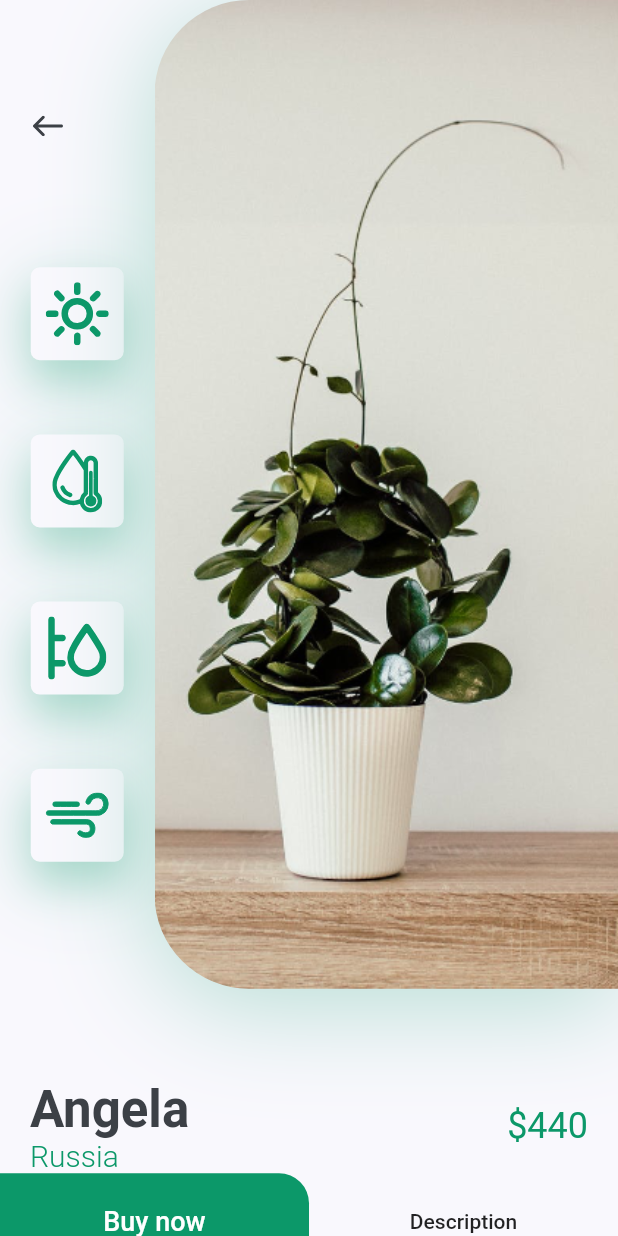
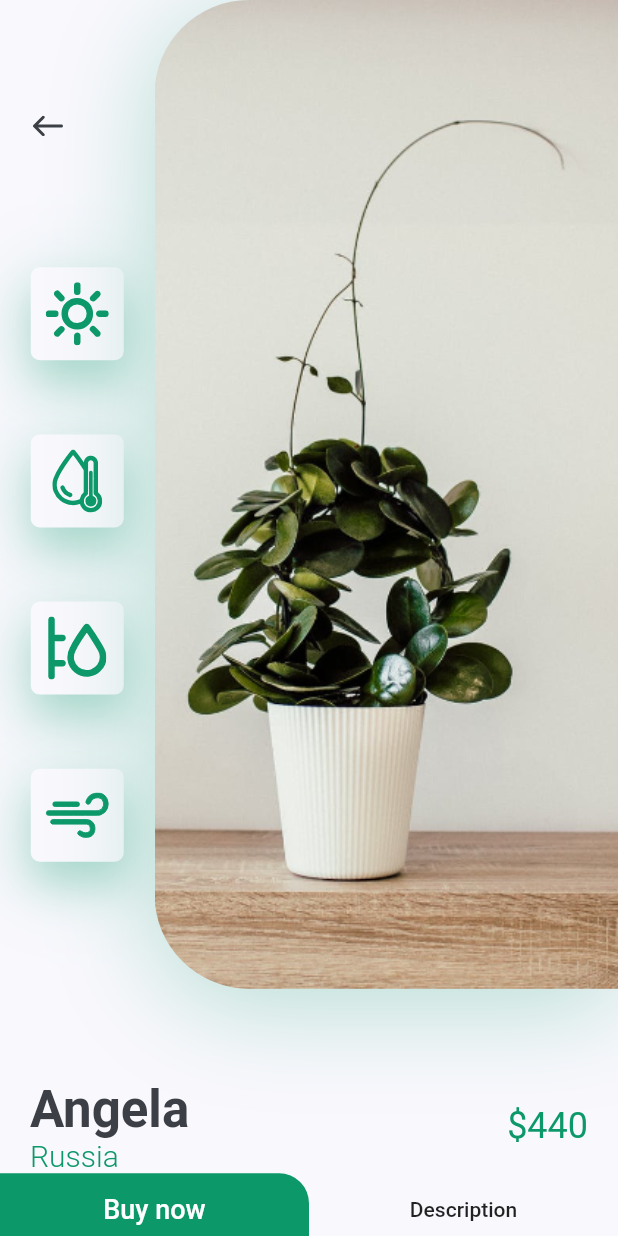
Before and after one commit to mkiziltay/Flutter-Plants-UI-UX, a Flutter app: the DetailsScreen screen opened directly, on a phone screen of 412 x 824 dp. Run offline on Flutter 3.47's test engine with Material 2 defaults, Android fonts, the light colour scheme and no system bars; our stand-ins replace flutter_svg.

Commit message:
Update body.dart

```diff
--- a/lib/screens/details/components/body.dart
+++ b/lib/screens/details/components/body.dart
@@ -24,7 +24,7 @@ class Body extends StatelessWidget {
             children: [
               SizedBox(
                 width: size.width / 2,
-                height: 64,
+                height: 48,
                 child: FlatButton(
                   shape: RoundedRectangleBorder(
                       borderRadius:
```
